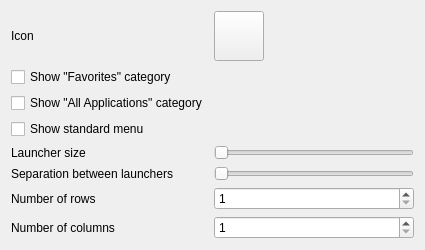
JoseExposito/takeoff-launcher, file Takeoff/src/takeoff/config/ConfigForm.ui: the form before one commit.
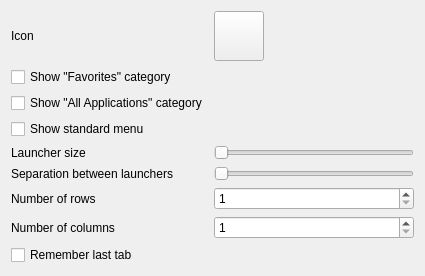
The form after the commit.

Patch:
```diff
--- a/Takeoff/src/takeoff/config/ConfigForm.ui
+++ b/Takeoff/src/takeoff/config/ConfigForm.ui
@@ -138,6 +138,13 @@
      </property>
     </widget>
    </item>
+   <item row="12" column="0">
+    <widget class="QCheckBox" name="rememberLastTab">
+     <property name="text">
+      <string>Remember last tab</string>
+     </property>
+    </widget>
+   </item>
   </layout>
  </widget>
  <resources/>
```
